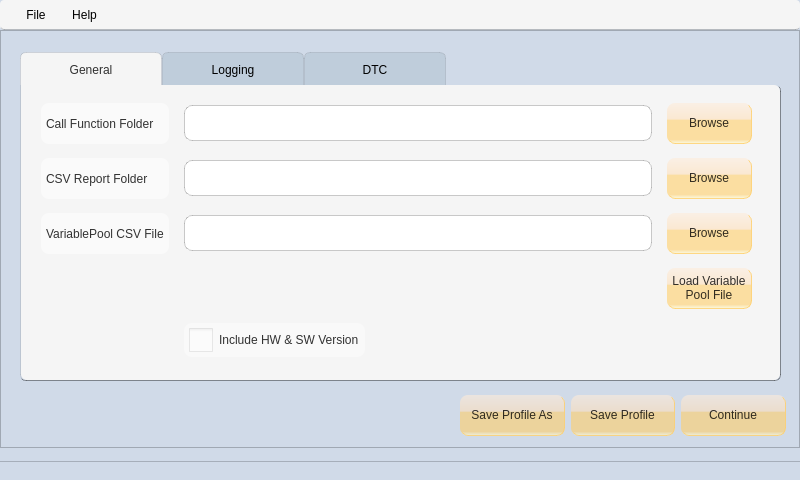
Before: the Qt Designer form xmlconfig.ui in vulevu121/AutomationGUI, drawn with Qt 5.
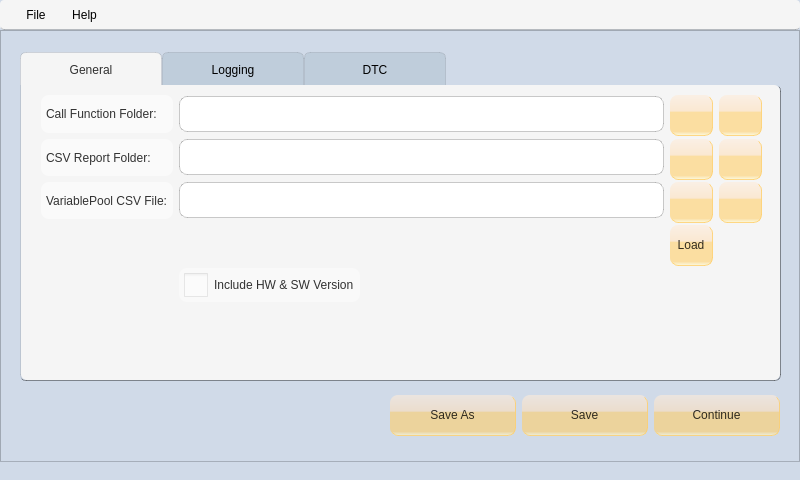
After: the same form once the commit is applied. Icons and pictures are not drawn.

Diff of the .ui file:
```diff
--- a/xmlconfig.ui
+++ b/xmlconfig.ui
@@ -14,7 +14,7 @@
    </rect>
   </property>
   <property name="sizePolicy">
-   <sizepolicy hsizetype="Expanding" vsizetype="Expanding">
+   <sizepolicy hsizetype="Preferred" vsizetype="Preferred">
     <horstretch>0</horstretch>
     <verstretch>0</verstretch>
    </sizepolicy>
@@ -245,6 +245,12 @@
       <height>331</height>
      </rect>
     </property>
+    <property name="sizePolicy">
+     <sizepolicy hsizetype="Expanding" vsizetype="Expanding">
+      <horstretch>0</horstretch>
+      <verstretch>0</verstretch>
+     </sizepolicy>
+    </property>
     <property name="autoFillBackground">
      <bool>false</bool>
     </property>
@@ -263,34 +269,41 @@
        <rect>
         <x>20</x>
         <y>10</y>
-        <width>711</width>
-        <height>271</height>
+        <width>721</width>
+        <height>261</height>
        </rect>
       </property>
       <layout class="QGridLayout" name="gridLayout">
+       <property name="sizeConstraint">
+        <enum>QLayout::SetMaximumSize</enum>
+       </property>
        <property name="leftMargin">
         <number>0</number>
        </property>
-       <property name="horizontalSpacing">
-        <number>15</number>
-       </property>
        <item row="2" column="2">
         <widget class="QPushButton" name="browseVariablePoolBtn">
-         <property name="text">
+         <property name="toolTip">
           <string>Browse</string>
          </property>
-        </widget>
-       </item>
-       <item row="2" column="0">
-        <widget class="QLabel" name="label">
          <property name="text">
-          <string>VariablePool CSV File</string>
+          <string/>
+         </property>
+         <property name="icon">
+          <iconset resource="xmlconfig.qrc">
+           <normaloff>:/icon/graphics/baseline_folder_open_black_24dp.png</normaloff>:/icon/graphics/baseline_folder_open_black_24dp.png</iconset>
          </property>
         </widget>
        </item>
        <item row="2" column="1">
         <widget class="QLineEdit" name="variablePoolEdit"/>
        </item>
+       <item row="2" column="0">
+        <widget class="QLabel" name="variablePoolLabel">
+         <property name="text">
+          <string>VariablePool CSV File:</string>
+         </property>
+        </widget>
+       </item>
        <item row="4" column="1">
         <widget class="QCheckBox" name="versionCheckBox">
          <property name="sizePolicy">
@@ -307,42 +320,101 @@
        <item row="0" column="0">
         <widget class="QLabel" name="label_5">
          <property name="text">
-          <string>Call Function Folder</string>
+          <string>Call Function Folder:</string>
+         </property>
+        </widget>
+       </item>
+       <item row="1" column="0">
+        <widget class="QLabel" name="csvReportLabel">
+         <property name="text">
+          <string>CSV Report Folder:</string>
          </property>
         </widget>
        </item>
        <item row="0" column="2">
         <widget class="QPushButton" name="browseCallFunctionBtn">
-         <property name="text">
+         <property name="toolTip">
           <string>Browse</string>
          </property>
+         <property name="text">
+          <string/>
+         </property>
+         <property name="icon">
+          <iconset resource="xmlconfig.qrc">
+           <normaloff>:/icon/graphics/baseline_folder_open_black_24dp.png</normaloff>:/icon/graphics/baseline_folder_open_black_24dp.png</iconset>
+         </property>
         </widget>
        </item>
        <item row="0" column="1">
         <widget class="QLineEdit" name="callFunctionEdit"/>
        </item>
-       <item row="1" column="0">
-        <widget class="QLabel" name="label_2">
-         <property name="text">
-          <string>CSV Report Folder</string>
-         </property>
-        </widget>
-       </item>
        <item row="1" column="1">
         <widget class="QLineEdit" name="csvReportEdit"/>
        </item>
        <item row="1" column="2">
         <widget class="QPushButton" name="browseCsvReportBtn">
-         <property name="text">
+         <property name="toolTip">
           <string>Browse</string>
+         </property>
+         <property name="text">
+          <string/>
+         </property>
+         <property name="icon">
+          <iconset resource="xmlconfig.qrc">
+           <normaloff>:/icon/graphics/baseline_folder_open_black_24dp.png</normaloff>:/icon/graphics/baseline_folder_open_black_24dp.png</iconset>
+         </property>
+        </widget>
+       </item>
+       <item row="0" column="3">
+        <widget class="QPushButton" name="openCallFunctionFolderButton">
+         <property name="toolTip">
+          <string>Open Folder</string>
+         </property>
+         <property name="text">
+          <string/>
+         </property>
+         <property name="icon">
+          <iconset resource="xmlconfig.qrc">
+           <normaloff>:/icon/graphics/baseline_open_in_browser_black_24dp.png</normaloff>:/icon/graphics/baseline_open_in_browser_black_24dp.png</iconset>
+         </property>
+        </widget>
+       </item>
+       <item row="2" column="3">
+        <widget class="QPushButton" name="openVarPoolFolderButton">
+         <property name="toolTip">
+          <string>Open Folder</string>
+         </property>
+         <property name="text">
+          <string/>
+         </property>
+         <property name="icon">
+          <iconset resource="xmlconfig.qrc">
+           <normaloff>:/icon/graphics/baseline_open_in_browser_black_24dp.png</normaloff>:/icon/graphics/baseline_open_in_browser_black_24dp.png</iconset>
+         </property>
+        </widget>
+       </item>
+       <item row="1" column="3">
+        <widget class="QPushButton" name="openCsvReportFolderButton">
+         <property name="toolTip">
+          <string>Open Folder</string>
+         </property>
+         <property name="text">
+          <string/>
+         </property>
+         <property name="icon">
+          <iconset resource="xmlconfig.qrc">
+           <normaloff>:/icon/graphics/baseline_open_in_browser_black_24dp.png</normaloff>:/icon/graphics/baseline_open_in_browser_black_24dp.png</iconset>
          </property>
         </widget>
        </item>
        <item row="3" column="2">
         <widget class="QPushButton" name="reloadVariablePoolBtn">
          <property name="text">
-          <string>Load Variable
-Pool File</string>
+          <string>Load</string>
+         </property>
+         <property name="icon">
+          <iconset resource="xmlconfig.qrc">
+           <normaloff>:/icon/graphics/baseline_save_alt_black_24dp.png</normaloff>:/icon/graphics/baseline_save_alt_black_24dp.png</iconset>
          </property>
          <property name="flat">
           <bool>false</bool>
@@ -549,11 +621,11 @@
       <x>0</x>
       <y>0</y>
       <width>800</width>
-      <height>418</height>
+      <height>480</height>
      </rect>
     </property>
     <property name="sizePolicy">
-     <sizepolicy hsizetype="Expanding" vsizetype="Expanding">
+     <sizepolicy hsizetype="Preferred" vsizetype="Preferred">
       <horstretch>0</horstretch>
       <verstretch>0</verstretch>
      </sizepolicy>
@@ -567,9 +639,9 @@
     <widget class="QWidget" name="layoutWidget">
      <property name="geometry">
       <rect>
-       <x>460</x>
+       <x>390</x>
        <y>360</y>
-       <width>326</width>
+       <width>390</width>
        <height>52</height>
       </rect>
      </property>
@@ -577,14 +649,22 @@
       <item row="0" column="0">
        <widget class="QPushButton" name="saveAsBtn">
         <property name="text">
-         <string>Save Profile As</string>
+         <string>Save As</string>
+        </property>
+        <property name="icon">
+         <iconset resource="xmlconfig.qrc">
+          <normaloff>:/icon/graphics/baseline_save_black_24dp.png</normaloff>:/icon/graphics/baseline_save_black_24dp.png</iconset>
         </property>
        </widget>
       </item>
       <item row="0" column="1">
        <widget class="QPushButton" name="saveBtn">
         <property name="text">
-         <string>Save Profile</string>
+         <string>Save</string>
+        </property>
+        <property name="icon">
+         <iconset resource="xmlconfig.qrc">
+          <normaloff>:/icon/graphics/baseline_save_black_24dp.png</normaloff>:/icon/graphics/baseline_save_black_24dp.png</iconset>
         </property>
         <property name="flat">
          <bool>false</bool>
```
Left out of the diff: 58 changed lines with no effect on the pictures.
